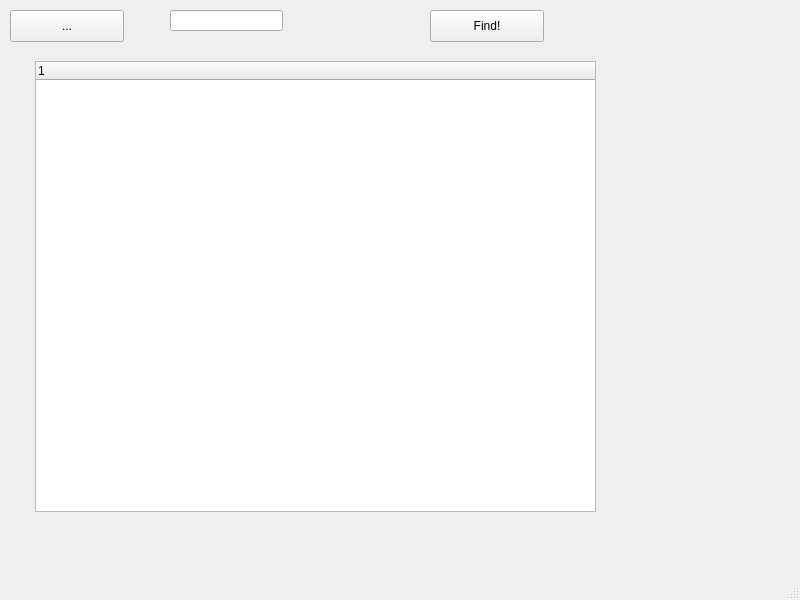
HelenYO/FileManager, file MainWindow1.ui: the form before one commit.
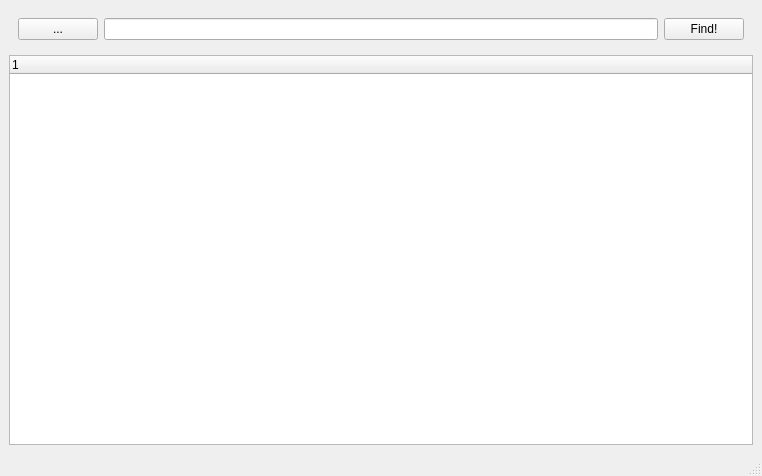
The form after the commit.

Diff of the .ui file:
```diff
--- a/MainWindow1.ui
+++ b/MainWindow1.ui
@@ -6,58 +6,66 @@
    <rect>
     <x>0</x>
     <y>0</y>
-    <width>800</width>
-    <height>600</height>
+    <width>762</width>
+    <height>476</height>
    </rect>
   </property>
+  <property name="sizePolicy">
+   <sizepolicy hsizetype="Minimum" vsizetype="Preferred">
+    <horstretch>0</horstretch>
+    <verstretch>0</verstretch>
+   </sizepolicy>
+  </property>
   <property name="windowTitle">
    <string>MainWindow</string>
   </property>
   <widget class="QWidget" name="centralwidget">
+   <layout class="QVBoxLayout" name="verticalLayout">
+    <item>
+     <widget class="QWidget" name="widget" native="true">
+      <property name="sizePolicy">
+       <sizepolicy hsizetype="Minimum" vsizetype="Preferred">
+        <horstretch>0</horstretch>
+        <verstretch>0</verstretch>
+       </sizepolicy>
+      </property>
+      <layout class="QHBoxLayout" name="horizontalLayout">
+       <item>
    <widget class="QPushButton" name="buttonSelectDir">
-    <property name="geometry">
-     <rect>
-      <x>10</x>
-      <y>10</y>
-      <width>114</width>
-      <height>32</height>
-     </rect>
+         <property name="sizePolicy">
+          <sizepolicy hsizetype="Minimum" vsizetype="Preferred">
+           <horstretch>0</horstretch>
+           <verstretch>0</verstretch>
+          </sizepolicy>
     </property>
     <property name="text">
      <string>...</string>
     </property>
    </widget>
-   <widget class="QLineEdit" name="lineEditSubString">
-    <property name="geometry">
-     <rect>
-      <x>170</x>
-      <y>10</y>
-      <width>113</width>
-      <height>21</height>
-     </rect>
-    </property>
-   </widget>
+       </item>
+       <item>
+        <widget class="QLineEdit" name="lineEditSubString"/>
+       </item>
+       <item>
    <widget class="QPushButton" name="buttonFind">
-    <property name="geometry">
-     <rect>
-      <x>430</x>
-      <y>10</y>
-      <width>114</width>
-      <height>32</height>
-     </rect>
-    </property>
     <property name="text">
      <string>Find!</string>
     </property>
    </widget>
+       </item>
+      </layout>
+     </widget>
+    </item>
+    <item>
    <widget class="QTreeWidget" name="treeWidget">
-    <property name="geometry">
-     <rect>
-      <x>35</x>
-      <y>61</y>
-      <width>561</width>
-      <height>451</height>
-     </rect>
+      <property name="enabled">
+       <bool>true</bool>
+      </property>
+      <property name="sizePolicy">
+       <sizepolicy hsizetype="Expanding" vsizetype="Expanding">
+        <horstretch>0</horstretch>
+        <verstretch>0</verstretch>
+       </sizepolicy>
     </property>
     <column>
      <property name="text">
@@ -65,6 +73,8 @@
      </property>
     </column>
    </widget>
+    </item>
+   </layout>
   </widget>
   <widget class="QMenuBar" name="menubar">
    <property name="geometry">
```
Left out of the diff: 2 changed lines with no effect on the pictures. Lines whose indentation alone changed are shown as unchanged.
